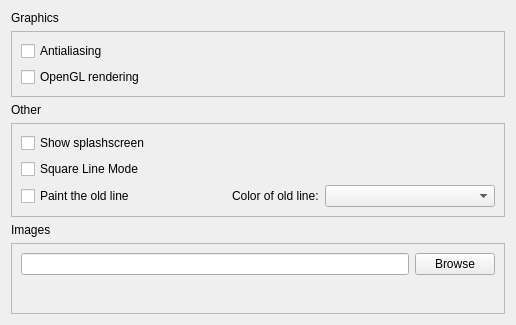
Qt form qrgui/dialogs/preferencesPages/miscellaniousPage.ui (qreal/qreal) before a commit.
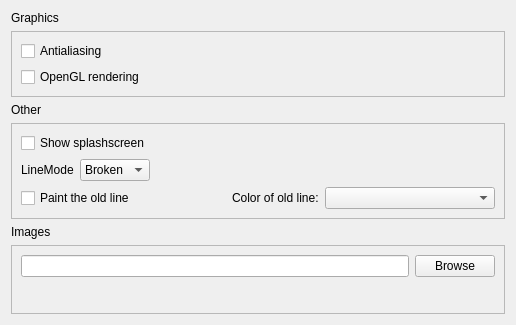
The same form after that commit.

Commit message: Added curve line implementation.

Patch:
```diff
--- a/qrgui/dialogs/preferencesPages/miscellaniousPage.ui
+++ b/qrgui/dialogs/preferencesPages/miscellaniousPage.ui
@@ -65,25 +65,38 @@
      <property name="frameShadow">
       <enum>QFrame::Raised</enum>
      </property>
-     <layout class="QGridLayout" name="gridLayout_2" rowstretch="0,0,0,0,0,0">
-      <item row="1" column="0">
-       <widget class="QCheckBox" name="squareLineModeCheckBox">
-        <property name="enabled">
-         <bool>true</bool>
-        </property>
-        <property name="text">
-         <string>Square Line Mode</string>
-        </property>
-       </widget>
-      </item>
-      <item row="0" column="0">
-       <widget class="QCheckBox" name="splashScreenCheckBox">
-        <property name="text">
-         <string>Show splashscreen</string>
-        </property>
-       </widget>
-      </item>
+     <layout class="QGridLayout" name="gridLayout_2" rowstretch="0,0,0,0,0">
       <item row="3" column="0">
+       <layout class="QHBoxLayout" name="horizontalLayout">
+        <item>
+         <widget class="QLabel" name="label">
+          <property name="text">
+           <string>LineMode</string>
+          </property>
+         </widget>
+        </item>
+        <item>
+         <widget class="QComboBox" name="lineMode">
+          <item>
+           <property name="text">
+            <string>Broken</string>
+           </property>
+          </item>
+          <item>
+           <property name="text">
+            <string>Square</string>
+           </property>
+          </item>
+          <item>
+           <property name="text">
+            <string>Curve</string>
+           </property>
+          </item>
+         </widget>
+        </item>
+       </layout>
+      </item>
+      <item row="4" column="0">
        <widget class="QCheckBox" name="paintOldLineCheckBox">
         <property name="enabled">
          <bool>true</bool>
@@ -93,7 +106,14 @@
         </property>
        </widget>
       </item>
-      <item row="3" column="3">
+      <item row="0" column="0">
+       <widget class="QCheckBox" name="splashScreenCheckBox">
+        <property name="text">
+         <string>Show splashscreen</string>
+        </property>
+       </widget>
+      </item>
+      <item row="4" column="3">
        <widget class="QComboBox" name="colorComboBox">
         <property name="minimumSize">
          <size>
@@ -106,14 +126,14 @@
         </property>
        </widget>
       </item>
-      <item row="3" column="2">
+      <item row="4" column="2">
        <widget class="QLabel" name="label_8">
         <property name="text">
          <string>Color of old line:</string>
         </property>
        </widget>
       </item>
-      <item row="3" column="1">
+      <item row="4" column="1">
        <spacer name="horizontalSpacer">
         <property name="orientation">
          <enum>Qt::Horizontal</enum>
```
Left out of the diff: 20 changed lines with no effect on the pictures. The commit also changes 46 other files.
